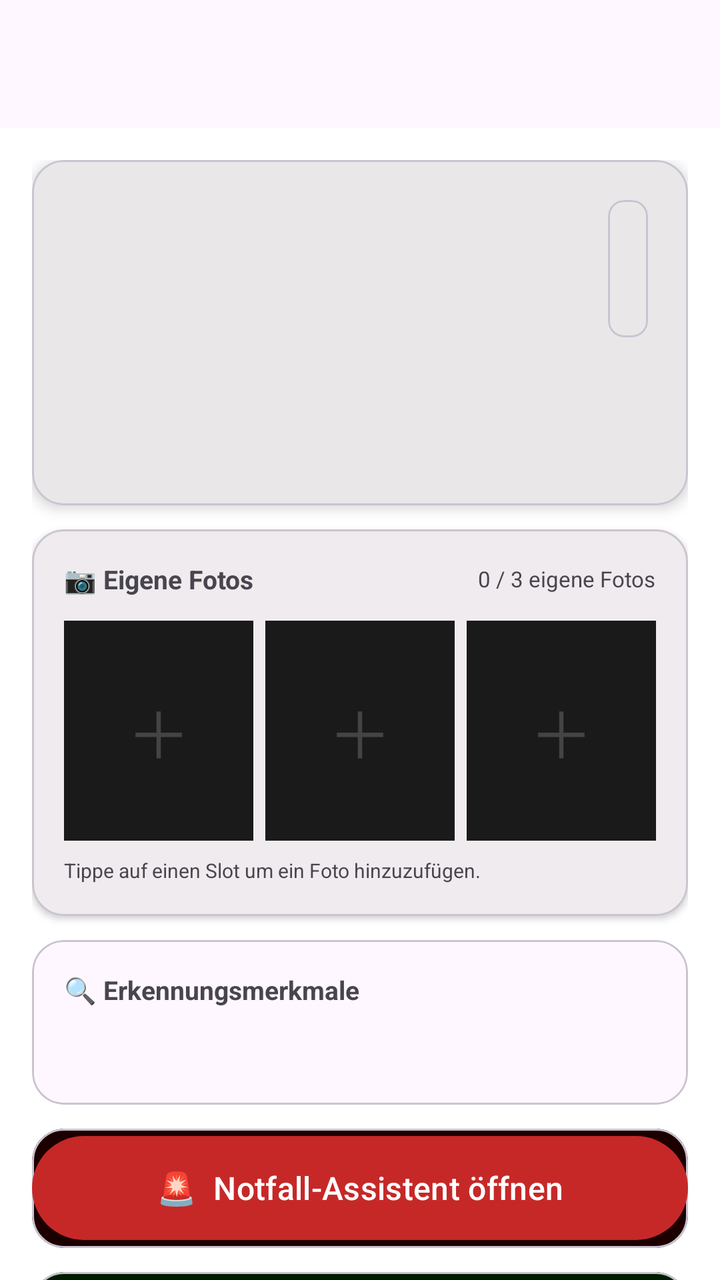
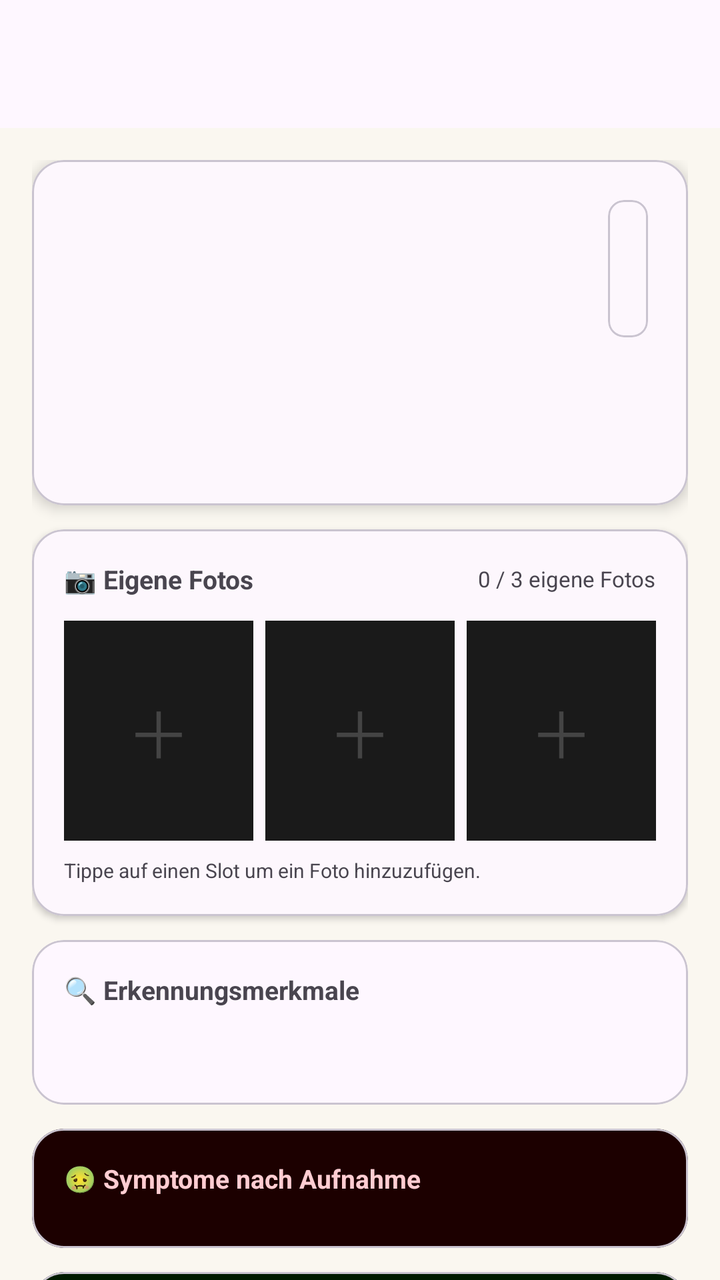

Screens rendered from an Android XML layout before and after an edit, with the pre-edit source and the edit as a unified diff.
<!-- AndroidManifest.xml: activity theme Theme.HundeWildnis -->
<!-- res/layout/activity_plant_detail.xml -->
<?xml version="1.0" encoding="utf-8"?>
<androidx.coordinatorlayout.widget.CoordinatorLayout
    xmlns:android="http://schemas.android.com/apk/res/android"
    xmlns:app="http://schemas.android.com/apk/res-auto"
    android:layout_width="match_parent"
    android:layout_height="match_parent"
    android:background="?android:attr/colorBackground">

    <com.google.android.material.appbar.AppBarLayout
        android:id="@+id/appbar"
        android:layout_width="match_parent"
        android:layout_height="wrap_content"
        android:fitsSystemWindows="false">
        <androidx.appcompat.widget.Toolbar
            android:id="@+id/toolbar"
            android:layout_width="match_parent"
            android:layout_height="?attr/actionBarSize"
            app:titleTextColor="@android:color/white" />
    </com.google.android.material.appbar.AppBarLayout>

    <androidx.core.widget.NestedScrollView
        android:layout_width="match_parent"
        android:layout_height="match_parent"
        android:paddingBottom="96dp"
        android:clipToPadding="false"
        app:layout_behavior="@string/appbar_scrolling_view_behavior">

        <LinearLayout
            android:layout_width="match_parent"
            android:layout_height="wrap_content"
            android:orientation="vertical"
            android:padding="16dp">

            
            <com.google.android.material.card.MaterialCardView
                android:layout_width="match_parent"
                android:layout_height="wrap_content"
                android:layout_marginBottom="12dp"
                app:cardCornerRadius="@dimen/card_corner_radius"
                app:cardElevation="4dp">
                <LinearLayout android:layout_width="match_parent"
                    android:layout_height="wrap_content"
                    android:orientation="vertical" android:padding="20dp">

                    <LinearLayout android:layout_width="match_parent"
                        android:layout_height="wrap_content"
                        android:orientation="horizontal"
                        android:gravity="center_vertical"
                        android:layout_marginBottom="8dp">

                        <LinearLayout android:layout_width="0dp"
                            android:layout_height="wrap_content"
                            android:layout_weight="1"
                            android:orientation="vertical">
                            <TextView android:id="@+id/tvPlantName"
                                android:layout_width="wrap_content"
                                android:layout_height="wrap_content"
                                android:textSize="@dimen/text_display_small"
                                android:textStyle="bold" />
                            <TextView android:id="@+id/tvLatinName"
                                android:layout_width="wrap_content"
                                android:layout_height="wrap_content"
                                android:textSize="@dimen/text_small"
                                android:textStyle="italic"
                                android:textColor="?attr/colorOnSurfaceVariant" />
                        </LinearLayout>

                        <com.google.android.material.card.MaterialCardView
                            android:id="@+id/cardToxicity"
                            android:layout_width="wrap_content"
                            android:layout_height="wrap_content"
                            app:cardCornerRadius="8dp">
                            <LinearLayout android:layout_width="wrap_content"
                                android:layout_height="wrap_content"
                                android:orientation="vertical"
                                android:gravity="center" android:padding="10dp">
                                <TextView android:id="@+id/tvToxicityIcon"
                                    android:layout_width="wrap_content"
                                    android:layout_height="wrap_content"
                                    android:textSize="26sp" android:gravity="center" />
                                <TextView android:id="@+id/tvToxicityLabel"
                                    android:layout_width="wrap_content"
                                    android:layout_height="wrap_content"
                                    android:textSize="@dimen/text_body_very_small"
                                    android:textColor="#FFFFFF"
                                    android:textStyle="bold" android:gravity="center" />
                            </LinearLayout>
                        </com.google.android.material.card.MaterialCardView>

                    </LinearLayout>

                    <TextView android:id="@+id/tvAltNames"
                        android:layout_width="match_parent"
                        android:layout_height="wrap_content"
                        android:textSize="@dimen/text_small"
                        android:textColor="?attr/colorOnSurfaceVariant"
                        android:layout_marginBottom="8dp" />
                    <TextView android:id="@+id/tvToxicParts"
                        android:layout_width="match_parent"
                        android:layout_height="wrap_content"
                        android:textSize="@dimen/text_small"
                        android:layout_marginBottom="4dp" />
                    <TextView android:id="@+id/tvBodySystems"
                        android:layout_width="match_parent"
                        android:layout_height="wrap_content"
                        android:textSize="@dimen/text_small" />
                </LinearLayout>
            </com.google.android.material.card.MaterialCardView>

            
            <com.google.android.material.card.MaterialCardView
                android:id="@+id/cardSeasonHint"
                android:layout_width="match_parent"
                android:layout_height="wrap_content"
                android:layout_marginBottom="12dp"
                android:visibility="gone"
                app:cardBackgroundColor="#7B0000"
                app:cardCornerRadius="@dimen/card_corner_radius">
                <TextView android:id="@+id/tvSeasonHint"
                    android:layout_width="match_parent"
                    android:layout_height="wrap_content"
                    android:padding="14dp"
                    android:textColor="#FFFFFF"
                    android:textStyle="bold"
                    android:textSize="@dimen/text_body_medium" />
            </com.google.android.material.card.MaterialCardView>

            
            <com.google.android.material.card.MaterialCardView
                android:layout_width="match_parent"
                android:layout_height="wrap_content"
                android:layout_marginBottom="12dp"
                app:cardCornerRadius="@dimen/card_corner_radius"
                app:cardElevation="2dp">

                <LinearLayout android:layout_width="match_parent"
                    android:layout_height="wrap_content"
                    android:orientation="vertical" android:padding="16dp">

                    
                    <LinearLayout android:layout_width="match_parent"
                        android:layout_height="wrap_content"
                        android:orientation="horizontal"
                        android:gravity="center_vertical"
                        android:layout_marginBottom="12dp">
                        <TextView android:layout_width="0dp"
                            android:layout_height="wrap_content"
                            android:layout_weight="1"
                            android:text="📷 Eigene Fotos"
                            android:textSize="@dimen/text_body_medium"
                            android:textStyle="bold" />
                        <TextView android:id="@+id/tvPhotoCount"
                            android:layout_width="wrap_content"
                            android:layout_height="wrap_content"
                            android:text="0 / 3 eigene Fotos"
                            android:textSize="@dimen/text_small"
                            android:textColor="?attr/colorOnSurfaceVariant" />
                    </LinearLayout>

                    
                    <LinearLayout android:layout_width="match_parent"
                        android:layout_height="wrap_content"
                        android:orientation="horizontal"
                        android:weightSum="3">

                        
                        <FrameLayout android:layout_width="0dp"
                            android:layout_height="110dp"
                            android:layout_weight="1"
                            android:layout_marginEnd="6dp">
                            <ImageView android:id="@+id/imgSlot0"
                                android:layout_width="match_parent"
                                android:layout_height="match_parent"
                                android:background="#1A1A1A"
                                android:scaleType="centerCrop"
                                android:contentDescription="Foto Slot 1" />
                            
                            <TextView android:id="@+id/overlaySlot0"
                                android:layout_width="match_parent"
                                android:layout_height="match_parent"
                                android:text="＋"
                                android:textSize="32sp"
                                android:textColor="#444444"
                                android:gravity="center"
                                android:background="#1A1A1A" />
                            
                            <TextView android:id="@+id/btnDeleteSlot0"
                                android:layout_width="24dp"
                                android:layout_height="24dp"
                                android:layout_gravity="top|end"
                                android:layout_margin="4dp"
                                android:text="✕"
                                android:textSize="12sp"
                                android:textColor="#FFFFFF"
                                android:gravity="center"
                                android:background="#CC000000"
                                android:visibility="gone" />
                        </FrameLayout>

                        
                        <FrameLayout android:layout_width="0dp"
                            android:layout_height="110dp"
                            android:layout_weight="1"
                            android:layout_marginEnd="6dp">
                            <ImageView android:id="@+id/imgSlot1"
                                android:layout_width="match_parent"
                                android:layout_height="match_parent"
                                android:background="#1A1A1A"
                                android:scaleType="centerCrop"
                                android:contentDescription="Foto Slot 2" />
                            <TextView android:id="@+id/overlaySlot1"
                                android:layout_width="match_parent"
                                android:layout_height="match_parent"
                                android:text="＋"
                                android:textSize="32sp"
                                android:textColor="#444444"
                                android:gravity="center"
                                android:background="#1A1A1A" />
                            <TextView android:id="@+id/btnDeleteSlot1"
                                android:layout_width="24dp"
                                android:layout_height="24dp"
                                android:layout_gravity="top|end"
                                android:layout_margin="4dp"
                                android:text="✕"
                                android:textSize="12sp"
                                android:textColor="#FFFFFF"
                                android:gravity="center"
                                android:background="#CC000000"
                                android:visibility="gone" />
                        </FrameLayout>

                        
                        <FrameLayout android:layout_width="0dp"
                            android:layout_height="110dp"
                            android:layout_weight="1">
                            <ImageView android:id="@+id/imgSlot2"
                                android:layout_width="match_parent"
                                android:layout_height="match_parent"
                                android:background="#1A1A1A"
                                android:scaleType="centerCrop"
                                android:contentDescription="Foto Slot 3" />
                            <TextView android:id="@+id/overlaySlot2"
                                android:layout_width="match_parent"
                                android:layout_height="match_parent"
                                android:text="＋"
                                android:textSize="32sp"
                                android:textColor="#444444"
                                android:gravity="center"
                                android:background="#1A1A1A" />
                            <TextView android:id="@+id/btnDeleteSlot2"
                                android:layout_width="24dp"
                                android:layout_height="24dp"
                                android:layout_gravity="top|end"
                                android:layout_margin="4dp"
                                android:text="✕"
                                android:textSize="12sp"
                                android:textColor="#FFFFFF"
                                android:gravity="center"
                                android:background="#CC000000"
                                android:visibility="gone" />
                        </FrameLayout>

                    </LinearLayout>

                    <TextView android:layout_width="match_parent"
                        android:layout_height="wrap_content"
                        android:layout_marginTop="8dp"
                        android:text="Tippe auf einen Slot um ein Foto hinzuzufügen."
                        android:textSize="@dimen/text_body_very_small"
                        android:textColor="?attr/colorOnSurfaceVariant" />

                </LinearLayout>
            </com.google.android.material.card.MaterialCardView>

            
            <com.google.android.material.card.MaterialCardView
                android:layout_width="match_parent"
                android:layout_height="wrap_content"
                android:layout_marginBottom="12dp"
                app:cardCornerRadius="@dimen/card_corner_radius">
                <LinearLayout android:layout_width="match_parent"
                    android:layout_height="wrap_content"
                    android:orientation="vertical" android:padding="16dp">
                    <TextView android:layout_width="match_parent"
                        android:layout_height="wrap_content"
                        android:text="🔍 Erkennungsmerkmale"
                        android:textSize="@dimen/text_body_medium"
                        android:textStyle="bold"
                        android:layout_marginBottom="10dp" />
                    <LinearLayout android:id="@+id/layoutIdentification"
                        android:layout_width="match_parent"
                        android:layout_height="wrap_content"
                        android:orientation="vertical" />
                    <TextView android:id="@+id/tvHabitat"
                        android:layout_width="match_parent"
                        android:layout_height="wrap_content"
                        android:textSize="@dimen/text_small"
                        android:textColor="?attr/colorOnSurfaceVariant"
                        android:layout_marginTop="8dp" />
                </LinearLayout>
            </com.google.android.material.card.MaterialCardView>

            
            <com.google.android.material.card.MaterialCardView
                android:layout_width="match_parent"
                android:layout_height="wrap_content"
                android:layout_marginBottom="12dp"
                app:cardCornerRadius="@dimen/card_corner_radius"
                app:cardBackgroundColor="#1C0000">
                <LinearLayout android:layout_width="match_parent"
                    android:layout_height="wrap_content"
                    android:orientation="vertical" android:padding="16dp">
                    <TextView android:layout_width="match_parent"
                        android:layout_height="wrap_content"
                        android:text="🤢 Symptome nach Aufnahme"
                        android:textColor="#FFCDD2"
                        android:textSize="@dimen/text_body_medium"
                        android:textStyle="bold"
                        android:layout_marginBottom="10dp" />
                    <LinearLayout android:id="@+id/layoutSymptoms"
                        android:layout_width="match_parent"
                        android:layout_height="wrap_content"
                        android:orientation="vertical" />
                </LinearLayout>
            </com.google.android.material.card.MaterialCardView>

            
            <com.google.android.material.card.MaterialCardView
                android:layout_width="match_parent"
                android:layout_height="wrap_content"
                android:layout_marginBottom="12dp"
                app:cardCornerRadius="@dimen/card_corner_radius"
                app:cardBackgroundColor="#001C00">
                <LinearLayout android:layout_width="match_parent"
                    android:layout_height="wrap_content"
                    android:orientation="vertical" android:padding="16dp">
                    <TextView android:layout_width="match_parent"
                        android:layout_height="wrap_content"
                        android:text="🩺 Sofortmaßnahmen"
                        android:textColor="#C8E6C9"
                        android:textSize="@dimen/text_body_medium"
                        android:textStyle="bold"
                        android:layout_marginBottom="10dp" />
                    <LinearLayout android:id="@+id/layoutFirstAid"
                        android:layout_width="match_parent"
                        android:layout_height="wrap_content"
                        android:orientation="vertical" />
                </LinearLayout>
            </com.google.android.material.card.MaterialCardView>

            
            <com.google.android.material.card.MaterialCardView
                android:id="@+id/cardVetRequired"
                android:layout_width="match_parent"
                android:layout_height="wrap_content"
                android:layout_marginBottom="12dp"
                android:visibility="gone"
                app:cardBackgroundColor="#B71C1C"
                app:cardCornerRadius="@dimen/card_corner_radius">
                <TextView android:layout_width="match_parent"
                    android:layout_height="wrap_content"
                    android:padding="14dp"
                    android:text="🏥 SOFORT TIERARZT – auch bei kleinen Mengen"
                    android:textColor="#FFFFFF"
                    android:textStyle="bold"
                    android:gravity="center"
                    android:textSize="@dimen/text_body_medium" />
            </com.google.android.material.card.MaterialCardView>

            
            <com.google.android.material.card.MaterialCardView
                android:id="@+id/cardConfusion"
                android:layout_width="match_parent"
                android:layout_height="wrap_content"
                android:layout_marginBottom="12dp"
                android:visibility="gone"
                app:cardBackgroundColor="#1A1200"
                app:cardCornerRadius="@dimen/card_corner_radius"
                app:strokeColor="#F57C00"
                app:strokeWidth="1dp">
                <TextView android:id="@+id/tvConfusionRisk"
                    android:layout_width="match_parent"
                    android:layout_height="wrap_content"
                    android:padding="14dp"
                    android:textColor="#FFE0B2"
                    android:textSize="@dimen/text_small" />
            </com.google.android.material.card.MaterialCardView>

            
            <com.google.android.material.card.MaterialCardView
                android:id="@+id/cardNote"
                android:layout_width="match_parent"
                android:layout_height="wrap_content"
                android:layout_marginBottom="12dp"
                android:visibility="gone"
                app:cardCornerRadius="@dimen/card_corner_radius"
                app:cardBackgroundColor="@color/green_dark">
                <TextView android:id="@+id/tvNote"
                    android:layout_width="match_parent"
                    android:layout_height="wrap_content"
                    android:padding="14dp"
                    android:textColor="#CCCCCC"
                    android:textSize="@dimen/text_small" />
            </com.google.android.material.card.MaterialCardView>

        </LinearLayout>
    </androidx.core.widget.NestedScrollView>

    
    <com.google.android.material.button.MaterialButton
        android:id="@+id/btnOpenEmergency"
        android:layout_width="match_parent"
        android:layout_height="@dimen/button_height_large"
        android:layout_gravity="bottom"
        android:layout_margin="16dp"
        android:text="🚨  Notfall-Assistent öffnen"
        android:textSize="@dimen/text_button_small"
        app:backgroundTint="#C62828" />

</androidx.coordinatorlayout.widget.CoordinatorLayout>
<!-- resources referenced by this layout -->
<resources>
  <color name="green_dark">#1B3A0A</color>
  <dimen name="button_height_large">64dp</dimen>
  <dimen name="card_corner_radius">16dp</dimen>
  <dimen name="text_body_medium">14sp</dimen>
  <dimen name="text_body_very_small">10sp</dimen>
  <dimen name="text_button_small">16sp</dimen>
  <dimen name="text_display_small">18sp</dimen>
  <dimen name="text_small">14sp</dimen>
  <style name="Theme.HundeWildnis" parent="Base.Theme.HundeWildnis" />
  <style name="Base.Theme.HundeWildnis" parent="Theme.Material3.Light.NoActionBar">
          
          <item name="materialButtonStyle">@style/Widget.App.Button</item>
  
          <item name="colorPrimary">#2d5016</item>
          <item name="colorPrimaryVariant">#1a3009</item>
          <item name="colorOnPrimary">#FFFFFF</item>
          <item name="colorSecondary">#6b8e4e</item>
          <item name="colorSecondaryVariant">#4a6135</item>
          <item name="colorOnSecondary">#000000</item>
          <item name="android:statusBarColor">@android:color/transparent</item>
          <item name="android:navigationBarColor">@android:color/transparent</item>
          <item name="android:windowDrawsSystemBarBackgrounds">true</item>
          <item name="android:windowLightStatusBar">true</item>
          <item name="android:windowLightNavigationBar" tools:targetApi="27">true</item>
          <item name="android:enforceNavigationBarContrast" tools:targetApi="q">false</item>
          <item name="android:enforceStatusBarContrast" tools:targetApi="q">false</item>
  
          
          <item name="colorAccent">#2d5016</item>
          <item name="android:textColorPrimary">#000000</item>
  
          
          <item name="materialAlertDialogTheme">@style/AlertDialogTheme</item>
          <item name="alertDialogTheme">@style/AlertDialogTheme</item>
  
          
          <item name="actionMenuTextColor">#FFFFFF</item>
          <item name="actionOverflowButtonStyle">@style/Widget.App.Overflow</item>
  
          
          <item name="android:windowBackground">#FFFFFF</item>
          <item name="android:colorBackground">#FFFFFF</item>
      </style>
  <style name="Widget.App.Overflow" parent="Widget.AppCompat.ActionButton.Overflow">
          <item name="android:src">@drawable/ic_menu_hamburger</item>
      </style>
  <dimen name="text_button_large">20sp</dimen>
  <style name="DialogButtonStyle.Light" parent="Widget.Material3.Button.TextButton.Dialog">
          
          <item name="android:textColor">#2d5016</item>
  
          
          <item name="android:textSize">13sp</item>
          <item name="android:textAllCaps">false</item>
          <item name="android:maxLines">2</item>
          <item name="android:singleLine">false</item>
          <item name="android:ellipsize">none</item>
          <item name="autoSizeTextType">uniform</item>
          <item name="autoSizeMinTextSize">10sp</item>
          <item name="autoSizeMaxTextSize">16sp</item>
  
          
          <item name="android:paddingStart">2dp</item>
          <item name="android:paddingEnd">2dp</item>
          <item name="android:minWidth">0dp</item>
          <item name="android:insetLeft">0dp</item>
          <item name="android:insetRight">0dp</item>
          <item name="android:insetTop">0dp</item>
          <item name="android:insetBottom">0dp</item>
  
          
          <item name="backgroundTint">@android:color/transparent</item>
  
          
          <item name="rippleColor">#332d5016</item>
      </style>
  <style name="Widget.App.ButtonBar" parent="Widget.AppCompat.ButtonBar.AlertDialog">
          <item name="android:padding">0dp</item>
      </style>
  <!-- drawable ic_menu_hamburger (drawable) -->
  <vector xmlns:android="http://schemas.android.com/apk/res/android"
      android:width="24dp"
      android:height="24dp"
      android:viewportWidth="24"
      android:viewportHeight="24">
      <path
          android:fillColor="#FFFFFF"
          android:pathData="M3,18h18v-2H3V18z M3,13h18v-2H3V13z M3,6v2h18V6H3z" />
  </vector>
  <!-- unchanged entries left out for length: 2 -->
</resources>

<!-- the commit's change to res/layout/activity_plant_detail.xml (unified diff, before → after) -->
@@ -407,14 +407,13 @@
     </androidx.core.widget.NestedScrollView>
 
     
-    <com.google.android.material.button.MaterialButton
-        android:id="@+id/btnOpenEmergency"
+    <androidx.recyclerview.widget.RecyclerView
+        android:id="@+id/gridOpenEmergency"
         android:layout_width="match_parent"
-        android:layout_height="@dimen/button_height_large"
+        android:layout_height="wrap_content"
         android:layout_gravity="bottom"
-        android:layout_margin="16dp"
-        android:text="🚨  Notfall-Assistent öffnen"
-        android:textSize="@dimen/text_button_small"
-        app:backgroundTint="#C62828" />
+        android:layout_margin="8dp"
+        app:layoutManager="androidx.recyclerview.widget.GridLayoutManager"
+        app:spanCount="1" />
 
 </androidx.coordinatorlayout.widget.CoordinatorLayout>
<!-- resource entries referenced after the edit -->
@@ -1,26 +1,23 @@
 <!-- resources referenced by this layout -->
 <resources>
-  <color name="green_dark">#1B3A0A</color>
-  <dimen name="button_height_large">64dp</dimen>
+  <color name="green_dark">@color/rd_bg_dark</color>
   <dimen name="card_corner_radius">16dp</dimen>
   <dimen name="text_body_medium">14sp</dimen>
   <dimen name="text_body_very_small">10sp</dimen>
-  <dimen name="text_button_small">16sp</dimen>
   <dimen name="text_display_small">18sp</dimen>
   <dimen name="text_small">14sp</dimen>
   <style name="Theme.HundeWildnis" parent="Base.Theme.HundeWildnis" />
+  <color name="rd_bg_dark">#141414</color>
   <style name="Base.Theme.HundeWildnis" parent="Theme.Material3.Light.NoActionBar">
           
           <item name="materialButtonStyle">@style/Widget.App.Button</item>
   
-          <item name="colorPrimary">#2d5016</item>
-          <item name="colorPrimaryVariant">#1a3009</item>
-          <item name="colorOnPrimary">#FFFFFF</item>
-          <item name="colorSecondary">#6b8e4e</item>
-          <item name="colorSecondaryVariant">#4a6135</item>
-          <item name="colorOnSecondary">#000000</item>
-          <item name="android:statusBarColor">@android:color/transparent</item>
-          <item name="android:navigationBarColor">@android:color/transparent</item>
+          <item name="colorPrimary">@color/rd_bg_light</item>
+          <item name="colorOnPrimary">@color/rd_text_primary_light</item>
+          <item name="colorSecondary">@color/rd_group2_accent_light</item>
+          <item name="colorOnSecondary">#FFFFFF</item>
+          <item name="android:statusBarColor">@color/rd_bg_light</item>
+          <item name="android:navigationBarColor">@color/rd_bg_light</item>
           <item name="android:windowDrawsSystemBarBackgrounds">true</item>
           <item name="android:windowLightStatusBar">true</item>
           <item name="android:windowLightNavigationBar" tools:targetApi="27">true</item>
@@ -28,7 +25,7 @@
           <item name="android:enforceStatusBarContrast" tools:targetApi="q">false</item>
   
           
-          <item name="colorAccent">#2d5016</item>
+          <item name="colorAccent">@color/rd_group2_accent_light</item>
           <item name="android:textColorPrimary">#000000</item>
   
           
@@ -36,20 +33,23 @@
           <item name="alertDialogTheme">@style/AlertDialogTheme</item>
   
           
-          <item name="actionMenuTextColor">#FFFFFF</item>
+          <item name="actionMenuTextColor">@color/rd_text_primary_light</item>
           <item name="actionOverflowButtonStyle">@style/Widget.App.Overflow</item>
   
           
-          <item name="android:windowBackground">#FFFFFF</item>
-          <item name="android:colorBackground">#FFFFFF</item>
+          <item name="android:windowBackground">@color/rd_bg_light</item>
+          <item name="android:colorBackground">@color/rd_bg_light</item>
       </style>
+  <color name="rd_bg_light">#FAF7F0</color>
+  <color name="rd_text_primary_light">#2B2620</color>
+  <color name="rd_group2_accent_light">#8A7A1F</color>
   <style name="Widget.App.Overflow" parent="Widget.AppCompat.ActionButton.Overflow">
           <item name="android:src">@drawable/ic_menu_hamburger</item>
       </style>
   <dimen name="text_button_large">20sp</dimen>
   <style name="DialogButtonStyle.Light" parent="Widget.Material3.Button.TextButton.Dialog">
           
-          <item name="android:textColor">#2d5016</item>
+          <item name="android:textColor">?attr/colorSecondary</item>
   
           
           <item name="android:textSize">13sp</item>
